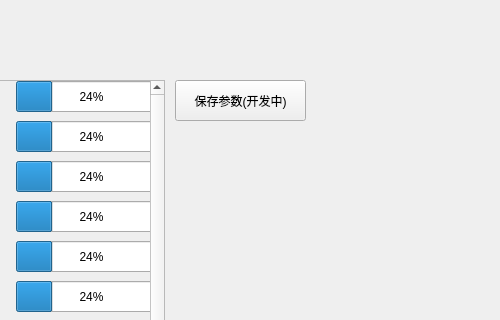
First picture: the form in ui/main_window.ui, repository paper-tei/paper_tracker, before the edit; both pictures show x 335 to 835 and y 0 to 320 of the 835 by 553 pixel window.
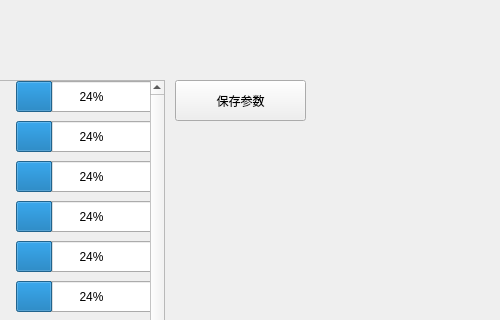
Second picture: the form after the edit. The open tabs and pages were chosen to show the change.

```diff
--- a/ui/main_window.ui
+++ b/ui/main_window.ui
@@ -818,7 +818,7 @@
       </rect>
      </property>
      <property name="text">
-      <string>保存参数(开发中)</string>
+      <string>保存参数</string>
      </property>
     </widget>
     <widget class="QLabel" name="ImageLabelCal">
```
Left out of the diff: 2 changed lines with no effect on the pictures.
